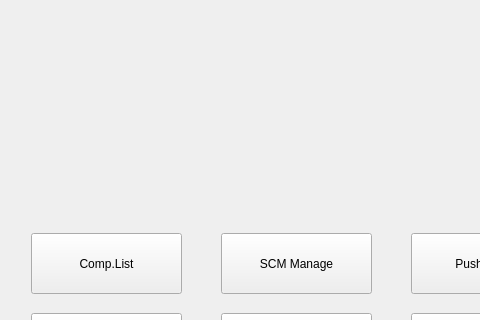
Above: client/MainUI/src/views/dashboard_widget.ui from Intel-Edge-9s/MES before the change; both pictures show x 0 to 480 and y 247 to 567 of the 1080 by 720 pixel window. Below: the same form after it.
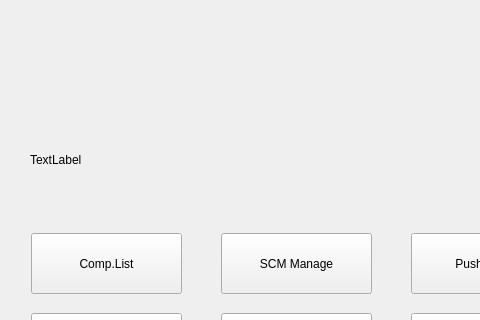
That is the form after the change.

Patch:
```diff
--- a/client/MainUI/src/views/dashboard_widget.ui
+++ b/client/MainUI/src/views/dashboard_widget.ui
@@ -161,6 +161,19 @@
    </property>
    <layout class="QVBoxLayout" name="storageC03ChartLayout"/>
   </widget>
+  <widget class="QLabel" name="userName">
+   <property name="geometry">
+    <rect>
+     <x>30</x>
+     <y>400</y>
+     <width>57</width>
+     <height>14</height>
+    </rect>
+   </property>
+   <property name="text">
+    <string>TextLabel</string>
+   </property>
+  </widget>
  </widget>
  <resources/>
  <connections/>
```
